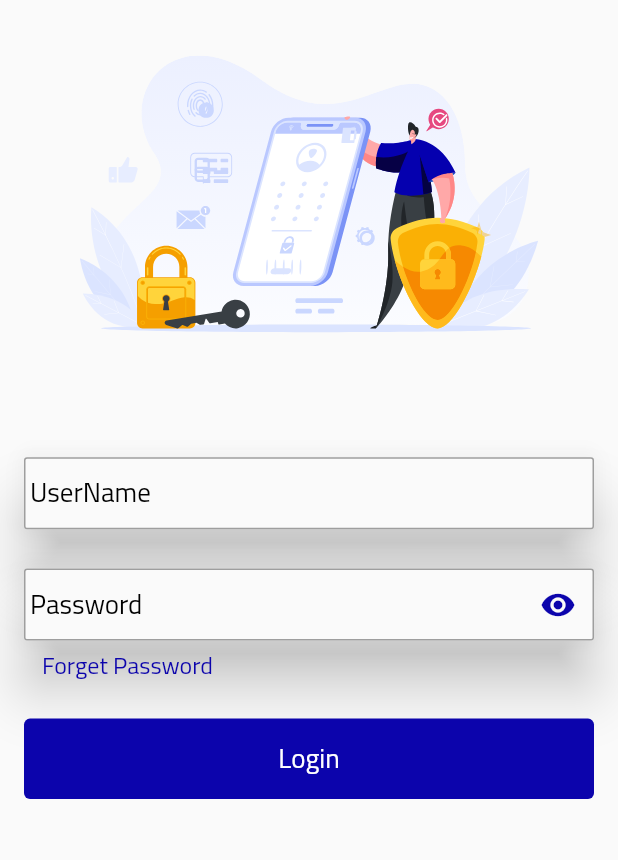
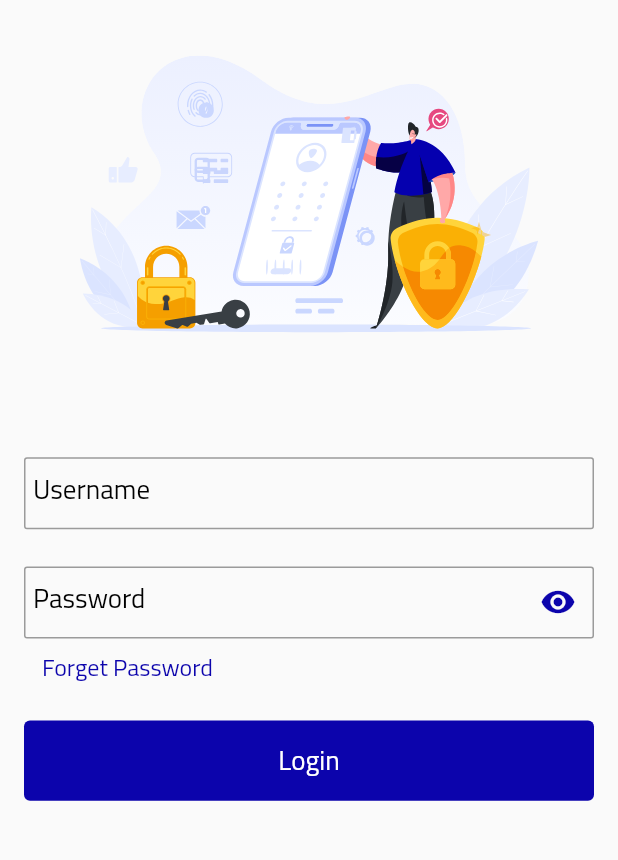
Before and after one commit to reemali97/sahelmobileapplicationLatest, a Flutter app: the LoginScreen screen opened directly, on a phone screen of 412 x 824 dp, the part 201-1061 px from its top. Run offline on Flutter 3.47's test engine with Material 2 defaults, Android fonts, the phone set to English and light mode, and no system bars; our stand-ins replace dio, equatable, flutter_bloc, flutter_svg, fluttertoast, get_it.

Commit message:
Set up the ui

```diff
--- a/lib/core/utils/widgets/list_tile_widget.dart
+++ b/lib/core/utils/widgets/list_tile_widget.dart
@@ -20,7 +20,7 @@ class ListTileWidget extends StatelessWidget {
     this.onTap,
     this.leadingIcon =Icons.person_outline,
     this.trailing=Icons.arrow_forward_ios_outlined,
-    this.iconSize = 30.0,
+    this.iconSize ,
   }) : super(key: key);
 
   @override
@@ -30,10 +30,10 @@ class ListTileWidget extends StatelessWidget {
       hoverColor: Colors.transparent,
       title: Text(
         '$title',
-        style: textStyle ?? const TextStyle(color: ColorHelper.primaryColor),
+        style: textStyle ??  TextStyle(color: ColorHelper.primaryColor,fontSize:getScreenWidth(context) * 0.04 ),
       ),
       leading:  Icon(leadingIcon ,
-          size: iconSize,
+          size: iconSize??getScreenWidth(context) * 0.07,
           color: iconColor ?? ColorHelper.primaryColor),
       onTap: onTap ?? (){},
       trailing:  Icon(trailing, color: iconColor ??ColorHelper.primaryColor,),
--- a/lib/core/utils/widgets/text_field.dart
+++ b/lib/core/utils/widgets/text_field.dart
@@ -1,66 +1,93 @@
 import 'package:flutter/material.dart';
 import 'package:flutter/services.dart';
-import 'package:sahelmobileapplication/core/core.export.dart';
 
-import '../helper/color_helper.dart';
-/*
+import '../../core.export.dart';
+
 class TextFieldApp extends StatelessWidget {
-  final String? hintText;
+  final double? height;
+  final int? maxLines;
+  final double? cursorWidth;
+  final double? cursorHeight;
+  final double? borderRadius;
+  final Color? cursorColor;
+  final Color? borderColor;
+  final List<TextInputFormatter>? inputFormatters;
+  final FormFieldValidator<String>? validator;
+  final bool? readOnly;
+  final bool? showCursor;
+  final bool? obscureText;
+  final VoidCallback? onTap;
+  final ValueChanged<String>? onChanged;
+  final String? labelText;
+  final TextStyle? labelStyle;
+  final Widget? suffixIcon;
   final TextEditingController? controller;
-  final Widget? icon;
-  final bool? obscureText;
-  final int? maxLenth;
-  final int? minLines;
-  final int? maxLines;
-  final bool? enable;
-  final TextInputType? keyboardType;
-  final InputBorder outlineInputBorder = OutlineInputBorder(
-      // borderSide: BorderSide(color:ColorHelper.colorPrimary ),
-      borderRadius: BorderRadius.circular(2));
-  final InputBorder unfocasInputBorder = OutlineInputBorder(
-      borderSide: BorderSide(color: Colors.grey),
-      borderRadius: BorderRadius.circular(2));
-  TextFieldApp(
-      {this.hintText,
-        this.controller,
-        this.icon,
-        this.maxLenth,
-        this.minLines,
-        this.enable,
-        this.maxLines,
-        this.obscureText,
-        this.keyboardType});
+
+  const TextFieldApp({
+    Key? key,
+    this.height,
+    this.maxLines,
+    this.cursorWidth,
+    this.cursorHeight,
+    this.borderRadius,
+    this.cursorColor,
+    this.borderColor,
+    this.inputFormatters,
+    this.validator,
+    this.readOnly ,
+    this.showCursor,
+    this.obscureText,
+    this.onTap,
+    this.onChanged,
+    this.labelText,
+    this.labelStyle,
+    this.suffixIcon,
+   required this.controller,
+  }) : super(key: key);
+
   @override
   Widget build(BuildContext context) {
-    return TextField(
-      controller: controller,
-      keyboardType: keyboardType,
-      obscureText: obscureText ?? false,
-      maxLength: maxLenth,
-      maxLines: maxLines,
-      enabled: enable ?? true,
-      minLines: minLines,
-      ///cursorColor: ColorHelper.colorPrimary,
-      decoration: InputDecoration(
-          suffixIcon: icon,
-          fillColor: Colors.white,
-          filled: true,
-         // counterStyle: TextStyle(color: ColorHelper.colorPrimary),
-          //labelStyle: TextStyle(color: ColorHelper.colorPrimary),
-          contentPadding: EdgeInsets.all(10.0),
-          labelText: hintText,
-         // focusColor: ColorHelper.colorPrimary,
-          enabledBorder: unfocasInputBorder,
-          focusedBorder: outlineInputBorder,
-          border: unfocasInputBorder,
-          disabledBorder: outlineInputBorder
+    return SizedBox(
+      height: height,
+      child: TextFormField(
+        maxLines: maxLines ?? 1,
+        controller: controller,
+        inputFormatters: inputFormatters ?? [] ,
+        validator: validator ?? (value){},
+        readOnly:readOnly ??false,
+        showCursor:showCursor ?? true,
+        obscureText:obscureText ?? false,
+        cursorWidth:cursorWidth ?? 1,
+        cursorColor: cursorColor ?? ColorHelper.primaryColor,
+        cursorHeight: cursorHeight ?? 20,
+        onTap: onTap ?? (){},
+        onChanged: onChanged ?? (text){},
+        decoration: InputDecoration(
+          contentPadding:const EdgeInsets.symmetric(vertical: 6.0, horizontal: 6.0),
+          border: OutlineInputBorder(
+            borderRadius: BorderRadius.circular(borderRadius ?? 2.0),
+          ),
+          focusedBorder: OutlineInputBorder(
+            borderSide:  BorderSide(color: borderColor?? ColorHelper.primaryColor, width: 1.0),
+            borderRadius: BorderRadius.circular(borderRadius ?? 2.0),
+          ),
+          labelText: labelText ?? '',
+          labelStyle:labelStyle ?? const TextStyle(
+            color: Colors.black,
+            fontSize: 18,
+            fontFamily: FontsHelper.cairo,
+            fontWeight: FontWeight.w500,
+          ),
+          suffixIcon:suffixIcon == null ? null : Padding(padding: const EdgeInsets.all(0.0), child: suffixIcon,),
+
+        ),
       ),
     );
   }
 }
-*/
 
-class TextFieldApp extends StatefulWidget {
+
+class TextFieldWidget extends StatefulWidget {
   final String hintText;
   final double? height;
   final TextEditingController controller;
@@ -92,7 +119,7 @@ class TextFieldApp extends StatefulWidget {
   final double? paddingIcon;
   final double marginHorizontal;
   final BorderRadius? borderRadius;
-  const TextFieldApp(
+  const TextFieldWidget(
       {Key? key,
         required this.controller,
         required this.hintText,
@@ -127,10 +154,10 @@ class TextFieldApp extends StatefulWidget {
   }) : super(key: key);
 
   @override
-  _TextFieldAppState createState() => _TextFieldAppState();
+  _TextFieldWidgetState createState() => _TextFieldWidgetState();
 }
 
-class _TextFieldAppState extends State<TextFieldApp> {
+class _TextFieldWidgetState extends State<TextFieldWidget> {
   String text = "";
 
   @override
--- a/lib/features/authentication/data/datasorce/auth_remote_data.dart
+++ b/lib/features/authentication/data/datasorce/auth_remote_data.dart
@@ -11,7 +11,6 @@ abstract class AuthenticationRemoteData {
   Future<ApiResponse> getUserData(String userName,String token);
 
 }
-///hi there
 class AuthenticationRemoteDataImpl implements AuthenticationRemoteData{
   final NetworkInterface? networkImpl;
   AuthenticationRemoteDataImpl({this.networkImpl});
--- a/lib/features/authentication/presentation/screens/forget_password/reset_password_screen.dart
+++ b/lib/features/authentication/presentation/screens/forget_password/reset_password_screen.dart
@@ -57,7 +57,7 @@ class ResetPasswordScreen extends StatelessWidget {
                   SizedBox(height: getScreenWidth(context) * 0.1,),
                   const Text('Email'),
                   SizedBox(height: getScreenWidth(context) * 0.1,),
-                  TextFieldApp(
+                  TextFieldWidget(
                       height: 50,
                       isRTL: false,
                       controller: emailController,
--- a/lib/features/authentication/presentation/screens/login/login_screen.dart
+++ b/lib/features/authentication/presentation/screens/login/login_screen.dart
@@ -76,20 +76,18 @@ class LoginScreen extends StatelessWidget {
                       height: getScreenHeight(context) * 0.1,
                     ),
                     TextFieldApp(
-                      hintText: 'UserName',
                       controller: emailController,
-                      isRTL: false,
-                      height: getScreenWidth(context) * 0.12,
-                      inputFormatters: [RegExpValidator.clearWhitespace],
+                      labelText: 'Username',
+                      inputFormatters: [
+                        RegExpValidator.clearWhitespace
+                      ],
                     ),
                     SizedBox(
                       height: getScreenWidth(context) * 0.06,
                     ),
                     TextFieldApp(
-                      hintText: 'Password',
                       controller: passwordController,
-                      isRTL: false,
-                      height: getScreenWidth(context) * 0.12,
+                      labelText: 'Password',
                       obscureText: isVisible,
                       suffixIcon: IconButton(
                         icon: Icon(
@@ -98,6 +96,9 @@ class LoginScreen extends StatelessWidget {
                         ),
                         onPressed: () => showPassword(context),
                       ),
+                    ),
+                    SizedBox(
+                      height: getScreenWidth(context) * 0.01,
                     ),
                     Padding(
                       padding: const EdgeInsets.symmetric(horizontal: 12.0),
--- a/lib/features/home/presentation/screens/home_screen.dart
+++ b/lib/features/home/presentation/screens/home_screen.dart
@@ -1,5 +1,5 @@
 import 'package:flutter/material.dart';
-import 'package:sahelmobileapplication/core/core.export.dart';
+import '../../../../core/core.export.dart';
 import '../../home.export.dart';
 
 class HomeScreen extends StatelessWidget {
@@ -10,6 +10,7 @@ class HomeScreen extends StatelessWidget {
     const OnGoingScreen(),
     const EvaluatedScreen(),
     const OthersScreen(),
+
   ];
   var controller = TextEditingController();
 
@@ -20,7 +21,6 @@ class HomeScreen extends StatelessWidget {
       body: DefaultTabController(
         length: tabBar.length,
         child: CustomScrollView(
-
           slivers: [
             SliverAppBar(
               leading: IconButton(
@@ -37,12 +37,16 @@ class HomeScreen extends StatelessWidget {
                 ),
               ],
               backgroundColor: ColorHelper.primaryColor,
-              bottom: const TabBar(
-                tabs: [
+              bottom: TabBar(
+                labelStyle: TextStyle(
+                    fontSize: getScreenWidth(context) * 0.0274,
+                    fontWeight: FontWeight.bold),
+                tabs: const[
                   Tab(icon:Icon(Icons.post_add),text: 'ForEvaluation',),
                   Tab(icon:Icon(Icons.run_circle_outlined),text: 'On Going',),
                   Tab(icon:Icon(Icons.recommend),text: 'Evaluated',),
                   Tab(icon:Icon(Icons.folder_outlined),text: 'Others',),
+
                 ],
               ),
             ),
--- a/lib/features/notifications/presentation/widgets/notifications_item.dart
+++ b/lib/features/notifications/presentation/widgets/notifications_item.dart
@@ -8,10 +8,7 @@ class NotificationsItem extends StatelessWidget {
 
   @override
   Widget build(BuildContext context) {
-    return SizedBox(
-      width: double.infinity,
-      height: 150.0,
-      child: Card(
+    return Card(
       shape: RoundedRectangleBorder(
           borderRadius: BorderRadius.circular(6.0)),
       elevation: 7.0,
@@ -19,12 +16,12 @@ class NotificationsItem extends StatelessWidget {
         padding: const EdgeInsets.all(16.0),
         child: Column(
           crossAxisAlignment: CrossAxisAlignment.start,
-            children: const[
+          children: [
             Text(
               'New treatment',
               style: TextStyle(
                 color: ColorHelper.primaryColor,
-                  fontSize: 25.0,
+                fontSize: getScreenWidth(context) * 0.07,
                 fontWeight: FontWeight.bold,
                 fontFamily: FontsHelper.cairo,),
             ),
@@ -32,7 +29,7 @@ class NotificationsItem extends StatelessWidget {
               'You receive a new treatment',
               style: TextStyle(
                 color: ColorHelper.greyColor,
-                  fontSize: 16.0,
+                fontSize: getScreenWidth(context) * 0.045,
                 fontFamily: FontsHelper.cairo,),
             ),
             Align(
@@ -41,7 +38,7 @@ class NotificationsItem extends StatelessWidget {
                 '10 min ago',
                 style: TextStyle(
                   color: Colors.black,
-                    fontSize: 14.0,
+                  fontSize: getScreenWidth(context) * 0.035,
                   fontFamily: FontsHelper.cairo,
                 ),
               ),
@@ -49,7 +46,6 @@ class NotificationsItem extends StatelessWidget {
           ],
         ),
       ),
-      ),
     );
   }
 }
--- a/lib/features/profile/presentation/screens/profile_screen.dart
+++ b/lib/features/profile/presentation/screens/profile_screen.dart
@@ -6,7 +6,6 @@ class ProfileScreen extends StatelessWidget {
   Widget build(BuildContext context) {
     return Scaffold(
       appBar: AppBar(
-
         toolbarHeight: 75,
         backgroundColor: ColorHelper.primaryColor,
         title:const Text(
```
Also changed, not shown: lib/core/network/network_implementation.dart (+2 -53 lines). Lines whose indentation alone changed are shown as unchanged.
